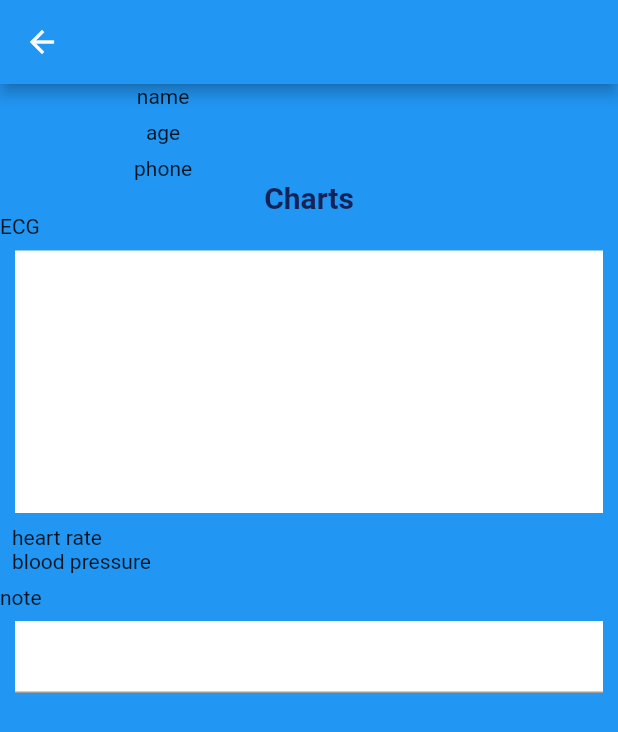
After one commit to khaledsalah5/icare, a Flutter app: the bedScreen1 screen opened directly, on a phone screen of 412 x 824 dp. The commit adds this screen. Shown: the top 732 px of the screen. Run offline on Flutter 3.47's test engine with Material 2 defaults, Android fonts, the phone set to English and light mode, and no system bars; our stand-ins replace google_fonts, hive_flutter, modal_progress_hud_nsn, page_transition; accounts and stored records are empty.

Commit message:
27/05 update , adminpanel done , notes done , login ..

```diff
--- /dev/null
+++ b/lib/bed_screen.dart
@@ -0,0 +1,161 @@
+import 'dart:async';
+import 'package:http/http.dart' as http;
+import 'dart:convert';
+import 'package:flutter/material.dart';
+
+Future<Map<String,dynamic>> getSpO2Data() async {
+late Map SpO2data = {
+  "status": "Success",
+  "message": "SpO2 value from sensor",
+  "data": {"spO2": 0, "hrv": 0}
+};
+    var headers = {'Content-Type': 'application/json'};
+    var request = http.Request('GET',
+        Uri.parse('http://10.23.246.243/api/DisplaySensorValue?sensor=SpO2'));
+    request.headers.addAll(headers);
+
+    http.StreamedResponse response = await request.send();
+    final respStr = await response.stream.bytesToString();
+    print('\n ---1hreeeeeeeeeeeeeeeeeeeeeeee-------------------- \n');
+    print(respStr);
+    //users.add(jsonDecode(respStr)["message"]);
+    SpO2data = jsonDecode(respStr)["data"];
+    print('\n ---hreeeeeeeeeeeeeeeeeeeeeeee-------------------- \n');
+    print(SpO2data);
+    print(SpO2data['spO2']); //spo2 value
+  return SpO2data['data'];
+}
+
+class bedScreen extends StatelessWidget {
+  @override
+  Widget build(BuildContext context) {
+    return MaterialApp(
+      home: bedScreen1(),
+    );
+  }
+}
+
+class bedScreen1 extends StatefulWidget {
+  void initState() {
+
+      getSpO2Data();
+
+  }
+
+  @override
+  State<bedScreen1> createState() => _bedScreenState();
+}
+
+class _bedScreenState extends State<bedScreen1> {
+
+  @override
+  Widget build(BuildContext context) {
+   // Map<String,dynamic> data= await getSpO2Data();
+    return Scaffold(
+        appBar: AppBar(),
+        backgroundColor: Colors.blue,
+        body: SingleChildScrollView(
+          child: SafeArea(
+            child: Column(
+                mainAxisAlignment: MainAxisAlignment.spaceAround,
+                children: [
+                  Row(
+                    mainAxisAlignment: MainAxisAlignment.spaceAround,
+                    children: [
+                      Column(
+                        children: [
+                          Text("name"),
+                          Padding(
+                            padding: const EdgeInsets.all(8.0),
+                            child: Text("age"),
+                          ),
+                          Text("phone")
+                        ],
+                      ),
+                      Column(
+                        children: [
+                          Text(""),
+                          Padding(
+                            padding: const EdgeInsets.all(8.0),
+                            child: Text(""),
+                          ),
+                          Text("")
+                        ], //
+                      ),
+                    ],
+                  ),
+                  Text(
+                    "Charts",
+                    style: Theme.of(context).textTheme.headlineMedium!.copyWith(
+                        fontSize: 20,
+                        fontWeight: FontWeight.bold,
+                        color: Color.fromARGB(255, 20, 35, 87)),
+                  ),
+                  Container(
+                    child: Column(
+                      crossAxisAlignment: CrossAxisAlignment.start,
+                      mainAxisAlignment: MainAxisAlignment.start,
+                      children: [
+                        Padding(
+                          padding: const EdgeInsets.only(bottom: 8.0),
+                          child: Text("ECG"),
+                        ),
+                        Padding(
+                          padding: const EdgeInsets.symmetric(horizontal: 10),
+                          child: Container(
+                            child: null,
+                            color: Colors.white,
+                            height: 175,
+                          ),
+                        ),
+                        Padding(
+                          padding: const EdgeInsets.all(8.0),
+                          child: Column(
+                            crossAxisAlignment: CrossAxisAlignment.start,
+                            children: [
+                              Row(
+                                children: [Text("heart rate"), Text("")],
+                              ),
+                              Row(
+                                children: [
+                                  Text("blood pressure"),
+                                //  Text("   ${getSpO2Data(). }")
+                                ],
+                              ),
+                            ],
+                          ),
+                        ),
+                        Container(
+                          child: Column(
+                              crossAxisAlignment: CrossAxisAlignment.start,
+                              mainAxisAlignment: MainAxisAlignment.start,
+                              children: [
+                                Padding(
+                                  padding: const EdgeInsets.only(bottom: 8.0),
+                                  child: Text("note"),
+                                ),
+                                Padding(
+                                    padding: const EdgeInsets.symmetric(
+                                        horizontal: 10),
+                                    child:
+                                    Container(
+                                      color: Colors.white,
+                                      child: TextField(
+                                        minLines: 1,
+                                        maxLines: 5,
+                                        keyboardType: TextInputType.multiline,
+                                        decoration: InputDecoration(
+                                            alignLabelWithHint: false),
+                                      ),
+                                    )
+                                    ),
+                              ]),
+                        )
+                      ],
+                    ),
+                  )
+                ]),
+          ),
+        ));
+  }
+}
```
Also changed, not shown: lib/admin_panel.dart (deleted, +0 -57 lines), lib/components/constants.dart (added, +17 -0 lines), lib/components/key.dart (+1 -1 lines), lib/model.dart (added, +58 -0 lines), lib/room_screen.dart (added, +137 -0 lines), 1 other file.
